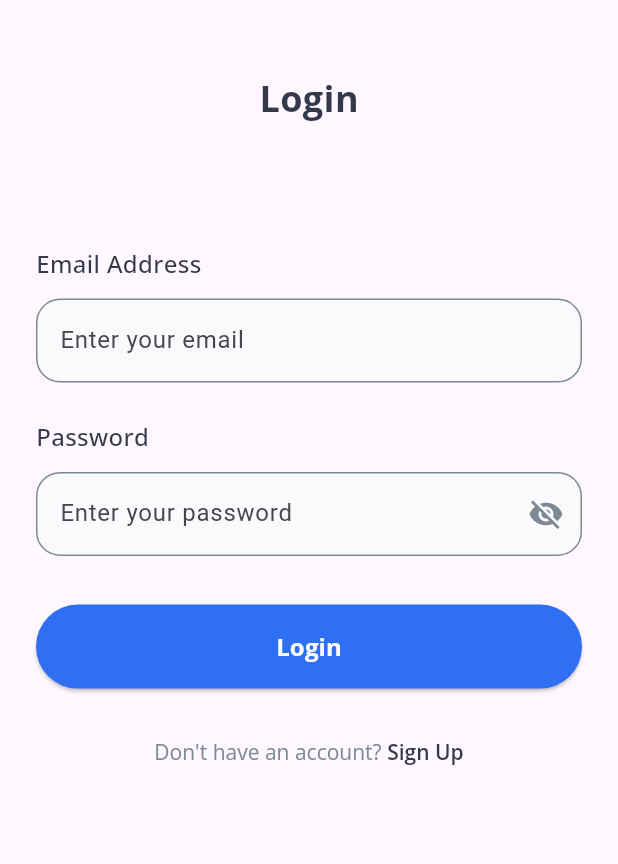
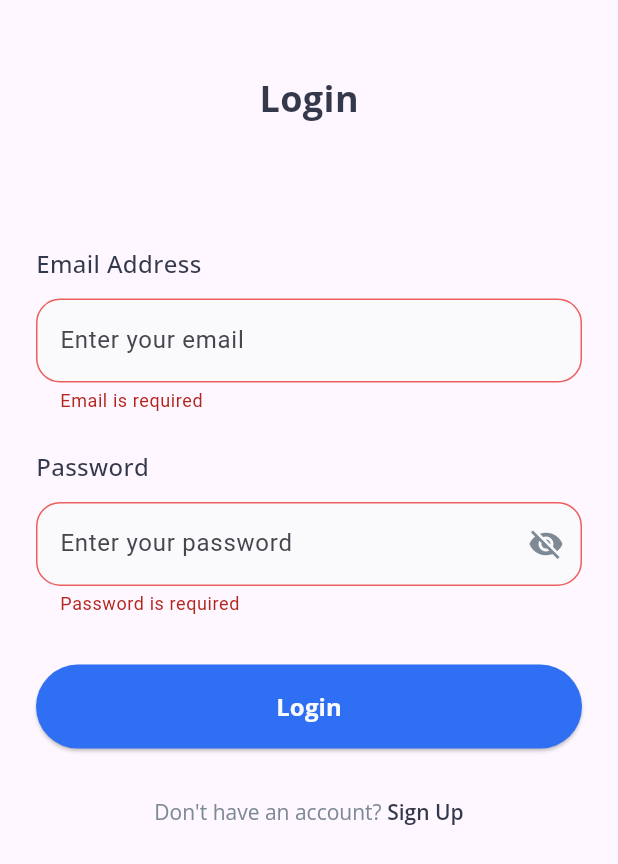
Before and after one commit to zyaddmostafa/MediLink, a Flutter app: the screen it shows after launch, after a tap on "Login", on a phone screen of 412 x 824 dp. Shown: the top 864 px of the screen. Run offline on Flutter 3.47's test engine with Material 3 defaults, Android fonts, the phone set to English and light mode, and no system bars; our stand-ins replace firebase_core, flutter_screenutil, google_fonts; accounts and stored records are empty.

Commit message:
feat: enhance authentication screens with form validation and refactor imports for consistency

```diff
--- a/lib/core/routing/app_route.dart
+++ b/lib/core/routing/app_route.dart
@@ -1,7 +1,7 @@
-import 'package:doctor_appoinment/core/routing/routes.dart';
-import 'package:doctor_appoinment/feature/auth/presentation/screens/login_screen.dart';
-import 'package:doctor_appoinment/feature/auth/presentation/screens/set_password_screen.dart';
-import 'package:doctor_appoinment/feature/auth/presentation/screens/sign_up_screen.dart';
+import 'routes.dart';
+import '../../feature/auth/presentation/screens/login_screen.dart';
+import '../../feature/auth/presentation/screens/set_password_screen.dart';
+import '../../feature/auth/presentation/screens/sign_up_screen.dart';
 import 'package:flutter/material.dart';
 
 class AppRoute {
@@ -9,12 +9,12 @@ class AppRoute {
     final args = settings.arguments;
     switch (settings.name) {
       case Routes.loginScreen:
-        return MaterialPageRoute(builder: (_) => LoginScreen());
+        return MaterialPageRoute(builder: (_) => const LoginScreen());
       case Routes.signUpScreen:
-        return MaterialPageRoute(builder: (_) => SignUpScreen());
+        return MaterialPageRoute(builder: (_) => const SignUpScreen());
 
       case Routes.setPasswordScreen:
-        return MaterialPageRoute(builder: (_) => SetPasswordScreen());
+        return MaterialPageRoute(builder: (_) => const SetPasswordScreen());
       default:
         return null;
     }
--- a/lib/core/theme/app_text_styles.dart
+++ b/lib/core/theme/app_text_styles.dart
@@ -1,4 +1,4 @@
-import 'package:doctor_appoinment/core/theme/app_color.dart';
+import 'app_color.dart';
 import 'package:flutter/material.dart';
 import 'package:google_fonts/google_fonts.dart';
 
--- a/lib/core/widgets/custom_app_bar.dart
+++ b/lib/core/widgets/custom_app_bar.dart
@@ -1,4 +1,4 @@
-import 'package:doctor_appoinment/core/helpers/extentions.dart';
+import '../helpers/extentions.dart';
 import 'package:flutter/material.dart';
 
 class CustomAppBar extends StatelessWidget {
--- a/lib/core/widgets/custom_elevated_button.dart
+++ b/lib/core/widgets/custom_elevated_button.dart
@@ -1,5 +1,5 @@
 import 'package:doctor_appoinment/core/theme/app_color.dart';
-import 'package:doctor_appoinment/core/theme/app_text_styles.dart';
+import '../theme/app_text_styles.dart';
 import 'package:flutter/material.dart';
 
 class CustomElevatedButton extends StatelessWidget {
@@ -15,7 +15,7 @@ class CustomElevatedButton extends StatelessWidget {
   Widget build(BuildContext context) {
     return ElevatedButton(
       style: ElevatedButton.styleFrom(
-        minimumSize: Size(double.infinity, 56),
+        minimumSize: const Size(double.infinity, 56),
         shape: RoundedRectangleBorder(borderRadius: BorderRadius.circular(32)),
         backgroundColor: AppColor.primaryColor,
       ),
--- a/lib/core/widgets/custom_text_from_field.dart
+++ b/lib/core/widgets/custom_text_from_field.dart
@@ -1,31 +1,43 @@
-import 'package:doctor_appoinment/core/theme/app_color.dart';
+import '../theme/app_color.dart';
 import 'package:flutter/material.dart';
 
 class CustomTextFromField extends StatelessWidget {
   final String hintText;
-  final TextInputType keyboardType;
+  final TextInputType? keyboardType;
+  final TextEditingController controller;
+  final String? Function(String?) validator;
   const CustomTextFromField({
     super.key,
     required this.hintText,
     this.keyboardType = TextInputType.text,
+    required this.controller,
+    required this.validator,
   });
 
   @override
   Widget build(BuildContext context) {
     return TextFormField(
       keyboardType: keyboardType,
+      controller: controller,
+      validator: validator,
+      autovalidateMode: AutovalidateMode.onUserInteraction,
+
       decoration: InputDecoration(
+        border: OutlineInputBorder(
+          borderRadius: BorderRadius.circular(16),
+          borderSide: const BorderSide(color: AppColor.grey),
+        ),
         enabledBorder: OutlineInputBorder(
-          borderSide: BorderSide(color: AppColor.grey),
+          borderSide: const BorderSide(color: AppColor.grey),
           borderRadius: BorderRadius.circular(16),
         ),
         focusedBorder: OutlineInputBorder(
-          borderSide: BorderSide(color: AppColor.primaryColor),
+          borderSide: const BorderSide(color: AppColor.primaryColor),
           borderRadius: BorderRadius.circular(16),
         ),
 
         errorBorder: OutlineInputBorder(
-          borderSide: BorderSide(color: AppColor.red),
+          borderSide: const BorderSide(color: AppColor.red),
           borderRadius: BorderRadius.circular(16),
         ),
 
--- a/lib/core/widgets/label_and_text_filed.dart
+++ b/lib/core/widgets/label_and_text_filed.dart
@@ -1,5 +1,5 @@
-import 'package:doctor_appoinment/core/helpers/spacing.dart';
-import 'package:doctor_appoinment/core/theme/app_text_styles.dart';
+import '../helpers/spacing.dart';
+import '../theme/app_text_styles.dart';
 import 'package:flutter/material.dart';
 
 class LabelAndTextField extends StatelessWidget {
--- a/lib/doctor_app.dart
+++ b/lib/doctor_app.dart
@@ -1,5 +1,5 @@
-import 'package:doctor_appoinment/core/routing/app_route.dart';
-import 'package:doctor_appoinment/core/routing/routes.dart';
+import 'core/routing/app_route.dart';
+import 'core/routing/routes.dart';
 import 'package:flutter/material.dart';
 import 'package:flutter_screenutil/flutter_screenutil.dart';
 
@@ -9,8 +9,8 @@ class DoctorApp extends StatelessWidget {
   // This widget is the root of your application.
   @override
   Widget build(BuildContext context) {
-    return ScreenUtilInit(
-      designSize: const Size(375, 812),
+    return const ScreenUtilInit(
+      designSize: Size(375, 812),
       minTextAdapt: true,
       splitScreenMode: true,
       child: MaterialApp(
--- a/lib/feature/auth/presentation/screens/login_screen.dart
+++ b/lib/feature/auth/presentation/screens/login_screen.dart
@@ -1,17 +1,25 @@
-import 'package:doctor_appoinment/core/helpers/extentions.dart';
-import 'package:doctor_appoinment/core/helpers/spacing.dart';
-import 'package:doctor_appoinment/core/routing/routes.dart';
-import 'package:doctor_appoinment/core/widgets/custom_elevated_button.dart';
-import 'package:doctor_appoinment/core/widgets/custom_text_from_field.dart';
-import 'package:doctor_appoinment/core/widgets/label_and_text_filed.dart';
-import 'package:doctor_appoinment/feature/auth/presentation/widgets/auth_header.dart';
-import 'package:doctor_appoinment/feature/auth/presentation/widgets/auth_rich_text.dart';
-import 'package:doctor_appoinment/feature/auth/presentation/widgets/password_text_from_field.dart';
+import '../../../../core/helpers/extentions.dart';
+import '../../../../core/helpers/spacing.dart';
+import '../../../../core/routing/routes.dart';
+import '../../../../core/widgets/custom_elevated_button.dart';
+import '../../../../core/widgets/custom_text_from_field.dart';
+import '../../../../core/widgets/label_and_text_filed.dart';
+import '../widgets/auth_header.dart';
+import '../widgets/auth_rich_text.dart';
+import '../widgets/password_text_from_field.dart';
 import 'package:flutter/material.dart';
 
-class LoginScreen extends StatelessWidget {
+class LoginScreen extends StatefulWidget {
   const LoginScreen({super.key});
 
+  @override
+  State<LoginScreen> createState() => _LoginScreenState();
+}
+
+class _LoginScreenState extends State<LoginScreen> {
+  final TextEditingController emailController = TextEditingController();
+  final TextEditingController passwordController = TextEditingController();
+  final GlobalKey<FormState> formKey = GlobalKey<FormState>();
   @override
   Widget build(BuildContext context) {
     return Scaffold(
@@ -22,18 +30,18 @@ class LoginScreen extends StatelessWidget {
             crossAxisAlignment: CrossAxisAlignment.start,
             children: [
               verticalSpacing(48),
-              AuthHeader(title: 'Login'),
+              const AuthHeader(title: 'Login'),
               Expanded(
                 child: SingleChildScrollView(
                   child: Column(
                     crossAxisAlignment: CrossAxisAlignment.start,
                     children: [
                       verticalSpacing(80),
-                      _signinTextFields(),
+                      _emailAndPassword(),
                       verticalSpacing(32),
                       _signinElevatedButton(),
                       verticalSpacing(32),
-                      _dontHaveAnAccountRichText(context),
+                      _dontHaveAnAccount(context),
                       verticalSpacing(32),
                     ],
                   ),
@@ -50,12 +58,12 @@ class LoginScreen extends StatelessWidget {
     return CustomElevatedButton(
       text: 'Login',
       onPressed: () {
-        // Handle login action
+        validateThenDoLogin(context);
       },
     );
   }
 
-  Center _dontHaveAnAccountRichText(BuildContext context) {
+  Center _dontHaveAnAccount(BuildContext context) {
     return Center(
       child: AuthRichText(
         text: 'Don\'t have an account? ',
@@ -66,20 +74,50 @@ class LoginScreen extends StatelessWidget {
       ),
     );
   }
-}
 
-Widget _signinTextFields() {
-  return Column(
+  Widget _emailAndPassword() {
+    return Form(
+      key: formKey,
+      child: Column(
         children: [
           LabelAndTextField(
             label: 'Email Address',
-        textFormField: CustomTextFromField(hintText: 'Enter your email'),
+            textFormField: CustomTextFromField(
+              hintText: 'Enter your email',
+              controller: emailController,
+              validator: (value) {
+                if (value == null || value.isEmpty) {
+                  return 'Email is required';
+                }
+                if (!value.contains('@') || !value.contains('.')) {
+                  return 'Invalid email format';
+                }
+                return null;
+              },
+            ),
           ),
           verticalSpacing(24),
           LabelAndTextField(
             label: 'Password',
-        textFormField: PasswordTextFormField(hintText: 'Enter your password'),
+            textFormField: PasswordTextFormField(
+              hintText: 'Enter your password',
+              controller: passwordController,
+              validator: (value) {
+                if (value == null || value.isEmpty) {
+                  return 'Password is required';
+                }
+                return null;
+              },
+            ),
           ),
         ],
+      ),
     );
   }
+
+  void validateThenDoLogin(BuildContext context) {
+    if (formKey.currentState!.validate()) {
+      context.pushReplacementNamed(Routes.signUpScreen);
+    }
+  }
+}
--- a/lib/feature/auth/presentation/widgets/auth_header.dart
+++ b/lib/feature/auth/presentation/widgets/auth_header.dart
@@ -1,4 +1,4 @@
-import 'package:doctor_appoinment/core/theme/app_text_styles.dart';
+import '../../../../core/theme/app_text_styles.dart';
 import 'package:flutter/material.dart';
 
 class AuthHeader extends StatelessWidget {
--- a/lib/feature/auth/presentation/widgets/auth_rich_text.dart
+++ b/lib/feature/auth/presentation/widgets/auth_rich_text.dart
@@ -1,5 +1,5 @@
-import 'package:doctor_appoinment/core/theme/app_color.dart';
-import 'package:doctor_appoinment/core/theme/app_text_styles.dart';
+import '../../../../core/theme/app_color.dart';
+import '../../../../core/theme/app_text_styles.dart';
 import 'package:flutter/gestures.dart';
 import 'package:flutter/material.dart';
 
--- a/lib/feature/auth/presentation/widgets/gender_selection_widget.dart
+++ b/lib/feature/auth/presentation/widgets/gender_selection_widget.dart
@@ -1,7 +1,7 @@
-import 'package:doctor_appoinment/core/helpers/spacing.dart';
+import '../../../../core/helpers/spacing.dart';
 import 'package:flutter/material.dart';
-import 'package:doctor_appoinment/core/theme/app_color.dart';
-import 'package:doctor_appoinment/core/theme/app_text_styles.dart';
+import '../../../../core/theme/app_color.dart';
+import '../../../../core/theme/app_text_styles.dart';
 
 enum Gender { male, female }
 
--- a/lib/feature/auth/presentation/widgets/password_text_from_field.dart
+++ b/lib/feature/auth/presentation/widgets/password_text_from_field.dart
@@ -1,10 +1,17 @@
-import 'package:doctor_appoinment/core/theme/app_color.dart';
+import '../../../../core/theme/app_color.dart';
 import 'package:flutter/material.dart';
 
 class PasswordTextFormField extends StatefulWidget {
+  final TextEditingController controller;
+  final String? Function(String?) validator;
   final String hintText;
 
-  const PasswordTextFormField({super.key, required this.hintText});
+  const PasswordTextFormField({
+    super.key,
+    required this.hintText,
+    required this.controller,
+    required this.validator,
+  });
 
   @override
   State<PasswordTextFormField> createState() => _PasswordTextFormFieldState();
@@ -15,19 +22,26 @@ class _PasswordTextFormFieldState extends State<PasswordTextFormField> {
   @override
   Widget build(BuildContext context) {
     return TextFormField(
+      controller: widget.controller,
+      validator: widget.validator,
+      autovalidateMode: AutovalidateMode.onUserInteraction,
       obscureText: isObscured,
       decoration: InputDecoration(
+        border: OutlineInputBorder(
+          borderRadius: BorderRadius.circular(16),
+          borderSide: const BorderSide(color: AppColor.grey),
+        ),
         enabledBorder: OutlineInputBorder(
-          borderSide: BorderSide(color: AppColor.grey),
+          borderSide: const BorderSide(color: AppColor.grey),
           borderRadius: BorderRadius.circular(16),
         ),
         focusedBorder: OutlineInputBorder(
-          borderSide: BorderSide(color: AppColor.primaryColor),
+          borderSide: const BorderSide(color: AppColor.primaryColor),
           borderRadius: BorderRadius.circular(16),
         ),
 
         errorBorder: OutlineInputBorder(
-          borderSide: BorderSide(color: AppColor.red),
+          borderSide: const BorderSide(color: AppColor.red),
           borderRadius: BorderRadius.circular(16),
         ),
 
--- a/lib/main_development.dart
+++ b/lib/main_development.dart
@@ -1,5 +1,5 @@
-import 'package:doctor_appoinment/doctor_app.dart';
-import 'package:doctor_appoinment/firebase_options.dart';
+import 'doctor_app.dart';
+import 'firebase_options.dart';
 import 'package:firebase_core/firebase_core.dart';
 import 'package:flutter/material.dart';
 
--- a/lib/main_production.dart
+++ b/lib/main_production.dart
@@ -1,5 +1,5 @@
-import 'package:doctor_appoinment/doctor_app.dart';
-import 'package:doctor_appoinment/firebase_options.dart';
+import 'doctor_app.dart';
+import 'firebase_options.dart';
 import 'package:firebase_core/firebase_core.dart';
 import 'package:flutter/material.dart';
 
```
Also changed, not shown: analysis_options.yaml (+33 -2 lines), lib/feature/auth/presentation/screens/set_password_screen.dart (+63 -17 lines), lib/feature/auth/presentation/screens/sign_up_screen.dart (+50 -16 lines). Lines whose indentation alone changed are shown as unchanged.
